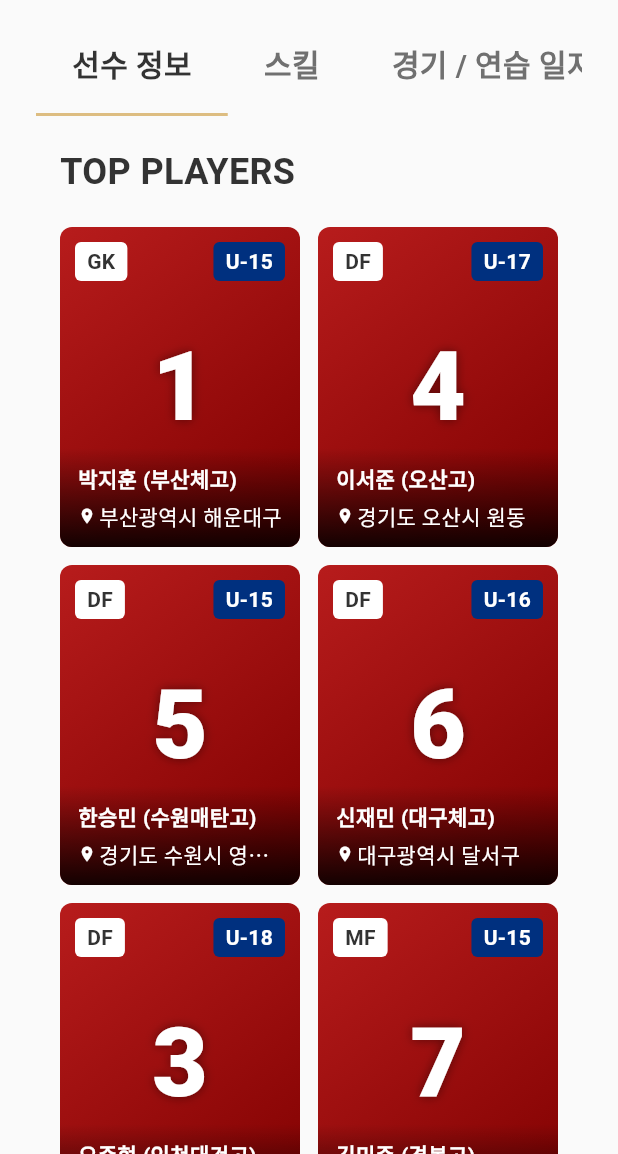
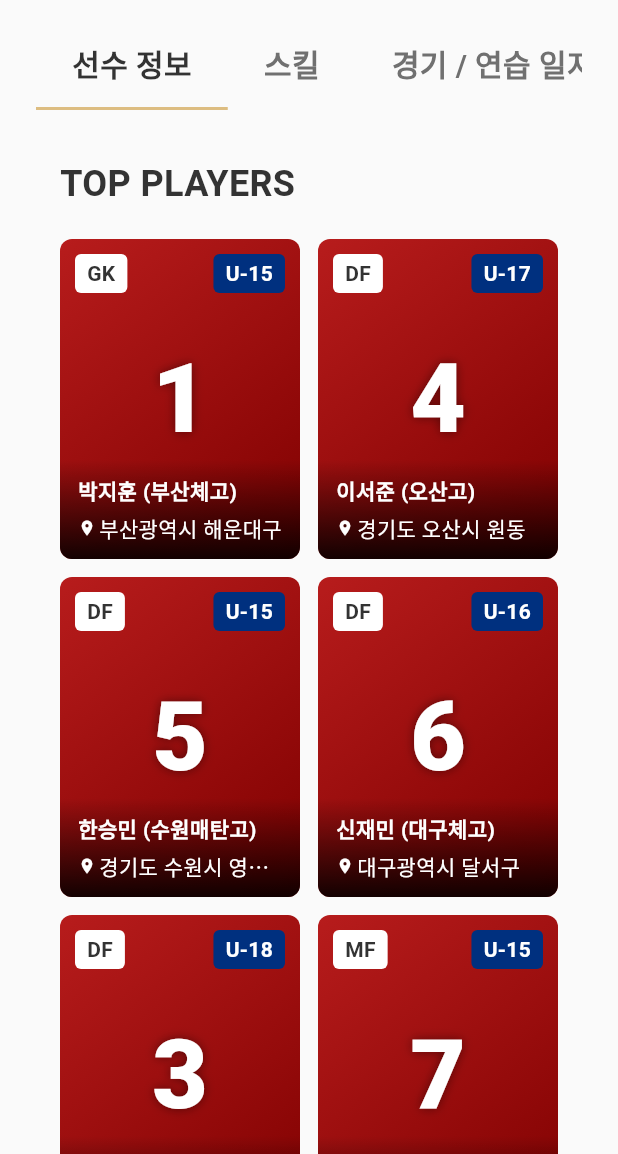
Before and after one commit to jiyun040/YouthField, a Flutter app: the MainPage screen opened directly, on a phone screen of 412 x 824 dp, the part 82-1236 px from its top. Run offline on Flutter 3.47's test engine with Material 3 defaults, Android fonts, the phone set to English and light mode, and no system bars; our stand-ins replace firebase_auth, firebase_core, flutter_svg, google_sign_in, material_symbols_icons; accounts and stored records are empty; generated files the repository leaves out were written again.

Commit message:
style: 디자인 수정

```diff
--- a/lib/core/widgets/yf_menu_bar.dart
+++ b/lib/core/widgets/yf_menu_bar.dart
@@ -3,7 +3,7 @@
 import 'package:youthfield/core/constants/text_style.dart';
 
 class YFMenuBar extends StatelessWidget {
-  static const double barHeight = 56;
+  static const double barHeight = 64;
 
   final List<String> tabs;
   final int selectedIndex;
@@ -19,6 +19,7 @@
   @override
   Widget build(BuildContext context) {
     return Container(
+      height: barHeight,
       color: YouthFieldColor.background,
       padding: const EdgeInsets.symmetric(horizontal: 24),
       child: SingleChildScrollView(
--- a/lib/features/auth/presentation/widgets/auth_text_field.dart
+++ b/lib/features/auth/presentation/widgets/auth_text_field.dart
@@ -1,4 +1,5 @@
 import 'package:flutter/material.dart';
+import 'package:flutter/services.dart';
 import 'package:youthfield/core/constants/color.dart';
 import 'package:youthfield/core/constants/text_style.dart';
 
@@ -7,6 +8,7 @@
   final String hint;
   final bool obscureText;
   final Widget? suffix;
+  final List<TextInputFormatter>? inputFormatters;
 
   const AuthTextField({
     super.key,
@@ -14,6 +16,7 @@
     required this.hint,
     this.obscureText = false,
     this.suffix,
+    this.inputFormatters,
   });
 
   @override
@@ -23,6 +26,7 @@
       obscureText: obscureText,
       enableSuggestions: !obscureText,
       autocorrect: !obscureText,
+      inputFormatters: inputFormatters,
       style: YouthFieldTextStyle.body4.copyWith(
         color: YouthFieldColor.black800,
       ),
--- a/lib/features/main/presentation/widgets/schedule_item.dart
+++ b/lib/features/main/presentation/widgets/schedule_item.dart
@@ -20,7 +20,7 @@
       width: double.infinity,
       padding: const EdgeInsets.symmetric(horizontal: 24, vertical: 20),
       decoration: BoxDecoration(
-        color: YouthFieldColor.white,
+        color: YouthFieldColor.blue50,
         borderRadius: BorderRadius.circular(8),
         boxShadow: [
           BoxShadow(
```
Also changed, not shown: lib/features/diary/presentation/widgets/diary_list_row.dart (+7 -0 lines), lib/features/schedule/presentation/widgets/schedule_list_item.dart (+7 -0 lines).
